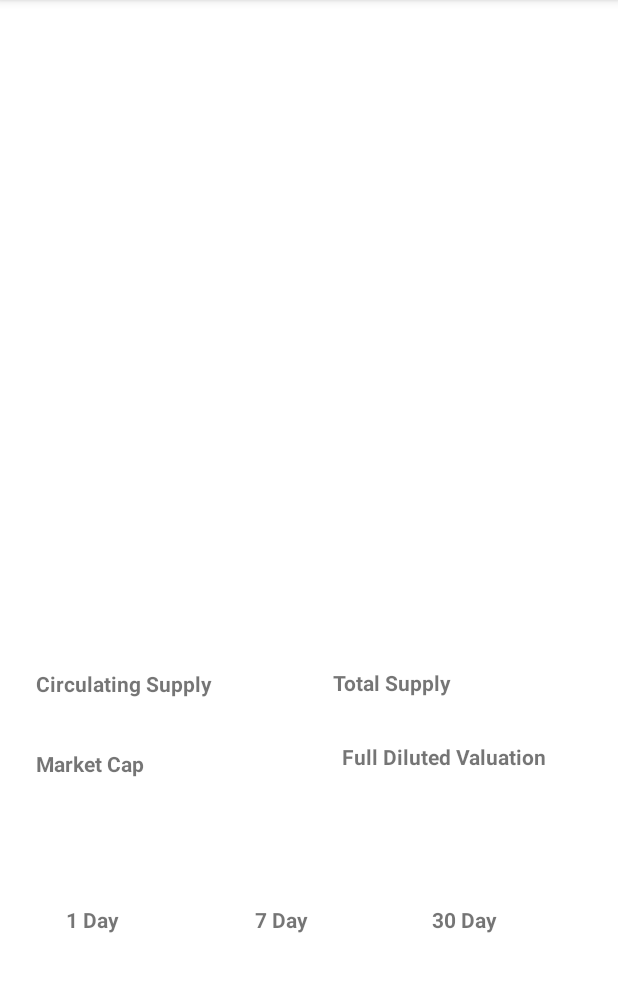
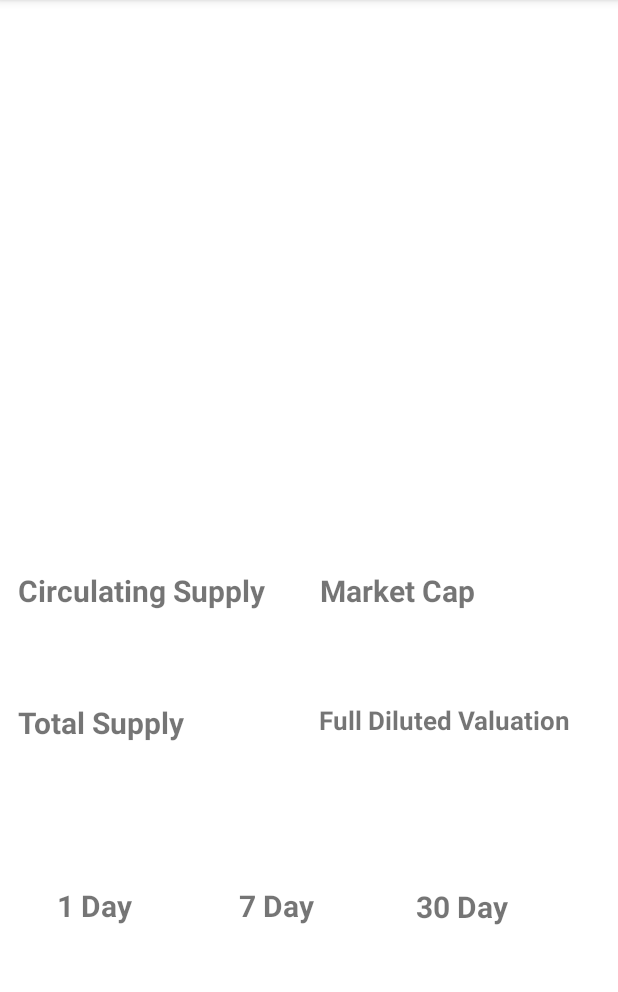
Before and after one commit to cglansford/CryptoAppFYP, an Android app: the CoinInfo screen opened directly, with no data from a screen before it, on a phone screen of 412 x 824 dp, the part 84-1076 px from its top. Run offline under Robolectric (Android 15) with nearby library versions, the phone set to English and light mode, and no system bars; our stand-ins replace Firebase (no records; nobody signed in at launch, a user with empty details on screens opened directly), Volley; network calls fail.

Commit message:
'progress'

```diff
--- a/app/src/main/AndroidManifest.xml
+++ b/app/src/main/AndroidManifest.xml
@@ -37,7 +37,8 @@
             android:exported="true"
             android:label="Where To Spend Your Crypto"></activity>
 
-        <activity android:name=".News" />
+        <activity android:name=".News"
+            android:exported="true"/>
 
         <activity android:exported="true"
             android:name="MainActivity"
@@ -50,6 +51,7 @@
         </activity>
 
         <activity android:name=".Register"
+            android:exported="true"
             android:label=""/>
         <activity
             android:name=".Login"
--- a/app/src/main/res/layout/activity_coin_info.xml
+++ b/app/src/main/res/layout/activity_coin_info.xml
@@ -8,69 +8,71 @@
 
     <TextView
         android:id="@+id/marketCap"
-        android:layout_width="124dp"
-        android:layout_height="19dp"
-        android:layout_marginStart="24dp"
+        android:layout_width="193dp"
+        android:layout_height="28dp"
         android:text="Market Cap"
+        android:textSize="20dp"
         android:textStyle="bold"
         app:layout_constraintBottom_toTopOf="@+id/marketCapHolder"
+        app:layout_constraintEnd_toEndOf="parent"
+        app:layout_constraintHorizontal_bias="0.977"
         app:layout_constraintStart_toStartOf="parent"
         app:layout_constraintTop_toTopOf="parent"
         app:layout_constraintVertical_bias="1.0" />
 
     <TextView
         android:id="@+id/marketCapHolder"
-        android:layout_width="153dp"
-        android:layout_height="25dp"
-        android:layout_marginStart="24dp"
+        android:layout_width="198dp"
+        android:layout_height="28dp"
 
-        android:layout_marginBottom="224dp"
+        android:layout_marginBottom="332dp"
         app:layout_constraintBottom_toBottomOf="parent"
+        app:layout_constraintEnd_toEndOf="parent"
+        app:layout_constraintHorizontal_bias="1.0"
         app:layout_constraintStart_toStartOf="parent" />
 
     <TextView
         android:id="@+id/dilutedVal"
-        android:layout_width="162dp"
-        android:layout_height="25dp"
-        android:layout_marginStart="80dp"
+        android:layout_width="193dp"
+        android:layout_height="28dp"
         android:text="Full Diluted Valuation"
+        android:textSize="17dp"
         android:textStyle="bold"
         app:layout_constraintBottom_toTopOf="@+id/dilutedValHolder"
         app:layout_constraintEnd_toEndOf="parent"
-        app:layout_constraintHorizontal_bias="0.0"
-        app:layout_constraintStart_toEndOf="@+id/marketCap"
+        app:layout_constraintHorizontal_bias="0.972"
+        app:layout_constraintStart_toStartOf="parent"
         app:layout_constraintTop_toTopOf="parent"
-        app:layout_constraintVertical_bias="0.995" />
+        app:layout_constraintVertical_bias="1.0" />
 
     <TextView
         android:id="@+id/dilutedValHolder"
-        android:layout_width="144dp"
-        android:layout_height="33dp"
-        android:layout_marginEnd="36dp"
-        android:layout_marginBottom="212dp"
+        android:layout_width="198dp"
+        android:layout_height="28dp"
+        android:layout_marginBottom="244dp"
         app:layout_constraintBottom_toBottomOf="parent"
         app:layout_constraintEnd_toEndOf="parent"
-        app:layout_constraintHorizontal_bias="0.944"
-        app:layout_constraintStart_toEndOf="@+id/marketCapHolder" />
+        app:layout_constraintHorizontal_bias="0.995"
+        app:layout_constraintStart_toStartOf="parent" />
 
     <TextView
         android:id="@+id/totalSupplyHolder"
-        android:layout_width="105dp"
-        android:layout_height="19dp"
-        android:layout_marginStart="72dp"
+        android:layout_width="198dp"
+        android:layout_height="28dp"
 
-        android:layout_marginBottom="284dp"
+        android:layout_marginBottom="244dp"
         app:layout_constraintBottom_toBottomOf="parent"
         app:layout_constraintEnd_toEndOf="parent"
-        app:layout_constraintHorizontal_bias="0.0"
-        app:layout_constraintStart_toEndOf="@+id/circulatingSupplyHolder" />
+        app:layout_constraintHorizontal_bias="0.055"
+        app:layout_constraintStart_toStartOf="parent" />
 
     <TextView
         android:id="@+id/circulatingSupply"
-        android:layout_width="126dp"
-        android:layout_height="19dp"
-        android:layout_marginStart="24dp"
+        android:layout_width="193dp"
+        android:layout_height="28dp"
+        android:layout_marginStart="12dp"
         android:text="Circulating Supply"
+        android:textSize="20dp"
         android:textStyle="bold"
         app:layout_constraintBottom_toTopOf="@+id/circulatingSupplyHolder"
         app:layout_constraintStart_toStartOf="parent"
@@ -79,26 +81,25 @@
 
     <TextView
         android:id="@+id/circulatingSupplyHolder"
-        android:layout_width="126dp"
-        android:layout_height="18dp"
-        android:layout_marginStart="24dp"
+        android:layout_width="198dp"
+        android:layout_height="28dp"
+        android:layout_marginStart="12dp"
 
-        android:layout_marginBottom="16dp"
-        app:layout_constraintBottom_toTopOf="@+id/marketCap"
+        android:layout_marginBottom="332dp"
+        app:layout_constraintBottom_toBottomOf="parent"
         app:layout_constraintStart_toStartOf="parent" />
 
     <TextView
         android:id="@+id/totalSupply"
-        android:layout_width="105dp"
-        android:layout_height="19dp"
-        android:layout_marginStart="72dp"
-        android:layout_marginTop="80dp"
+        android:layout_width="193dp"
+        android:layout_height="28dp"
         android:text="Total Supply"
         android:textStyle="bold"
+        android:textSize="20dp"
         app:layout_constraintBottom_toTopOf="@+id/totalSupplyHolder"
-        app:layout_constraintStart_toEndOf="@+id/circulatingSupply"
-        app:layout_constraintTop_toBottomOf="@+id/idBigPriceChange"
-        app:layout_constraintVertical_bias="1.0" />
+        app:layout_constraintEnd_toEndOf="parent"
+        app:layout_constraintHorizontal_bias="0.055"
+        app:layout_constraintStart_toStartOf="parent" />
 
     <TextView
         android:id="@+id/idBigName"
@@ -114,105 +115,128 @@
 
     <TextView
         android:id="@+id/idBigPriceChange"
-        android:layout_width="94dp"
-        android:layout_height="57dp"
+        android:layout_width="113dp"
+        android:layout_height="41dp"
         android:layout_marginTop="26dp"
-        android:layout_marginEnd="72dp"
-        android:textSize="20dp"
+        android:layout_marginEnd="4dp"
+        android:textAlignment="center"
+        android:textSize="25dp"
         android:textStyle="bold"
+        android:textColor="#008000"
         app:layout_constraintBottom_toBottomOf="parent"
         app:layout_constraintEnd_toEndOf="parent"
         app:layout_constraintTop_toBottomOf="@+id/idBigName"
-        app:layout_constraintVertical_bias="0.033" />
+        app:layout_constraintVertical_bias="0.054" />
 
     <TextView
         android:id="@+id/idBigTKR"
-        android:layout_width="81dp"
-        android:layout_height="74dp"
+        android:layout_width="77dp"
+        android:layout_height="91dp"
         android:layout_marginStart="4dp"
-        android:layout_marginTop="76dp"
+        android:layout_marginTop="40dp"
         android:textSize="20dp"
         android:textStyle="bold"
         app:layout_constraintEnd_toEndOf="parent"
-        app:layout_constraintHorizontal_bias="1.0"
+        app:layout_constraintHorizontal_bias="0.0"
         app:layout_constraintStart_toEndOf="@+id/idBigName"
         app:layout_constraintTop_toTopOf="parent" />
 
     <TextView
         android:id="@+id/idBigPrice"
-        android:layout_width="193dp"
-        android:layout_height="80dp"
+        android:layout_width="283dp"
+        android:layout_height="75dp"
         android:layout_marginStart="4dp"
         android:layout_marginTop="4dp"
         android:textSize="35dp"
         android:textStyle="bold"
         app:layout_constraintBottom_toTopOf="@+id/circulatingSupply"
         app:layout_constraintEnd_toStartOf="@+id/idBigPriceChange"
-        app:layout_constraintHorizontal_bias="0.0"
+        app:layout_constraintHorizontal_bias="1.0"
         app:layout_constraintStart_toStartOf="parent"
         app:layout_constraintTop_toBottomOf="@+id/idBigName"
-        app:layout_constraintVertical_bias="0.202" />
+        app:layout_constraintVertical_bias="0.325" />
 
     <TextView
         android:id="@+id/day1"
-        android:layout_width="78dp"
-        android:layout_height="39dp"
-        android:layout_marginStart="44dp"
+        android:layout_width="93dp"
+        android:layout_height="48dp"
+        android:layout_marginStart="16dp"
         android:layout_marginBottom="4dp"
         android:text="1 Day"
+        android:textSize="20dp"
+        android:textAlignment="center"
         android:textStyle="bold"
         app:layout_constraintBottom_toTopOf="@+id/day1Holder"
-        app:layout_constraintStart_toStartOf="parent" />
+        app:layout_constraintStart_toStartOf="parent"
+        app:layout_constraintTop_toTopOf="parent"
+        app:layout_constraintVertical_bias="0.992" />
 
     <TextView
         android:id="@+id/day7"
-        android:layout_width="90dp"
-        android:layout_height="37dp"
-        android:layout_marginStart="48dp"
+        android:layout_width="93dp"
+        android:layout_height="48dp"
+        android:layout_marginStart="28dp"
         android:layout_marginBottom="4dp"
         android:text="7 Day"
+        android:textAlignment="center"
+        android:textSize="20dp"
         android:textStyle="bold"
         app:layout_constraintBottom_toTopOf="@+id/day7Holder"
-        app:layout_constraintStart_toEndOf="@+id/day1" />
+        app:layout_constraintStart_toEndOf="@+id/day1"
+        app:layout_constraintTop_toTopOf="parent"
+        app:layout_constraintVertical_bias="0.992" />
 
     <TextView
         android:id="@+id/day1Holder"
         android:layout_width="98dp"
         android:layout_height="29dp"
-        android:layout_marginStart="44dp"
+        android:layout_marginStart="16dp"
         android:layout_marginBottom="92dp"
-
+        android:textSize="18dp"
+        android:textColor="#008000"
+        android:textAlignment="center"
         app:layout_constraintBottom_toBottomOf="parent"
         app:layout_constraintStart_toStartOf="parent" />
 
     <TextView
         android:id="@+id/day7Holder"
-        android:layout_width="97dp"
-        android:layout_height="35dp"
-        android:layout_marginStart="28dp"
-        android:layout_marginBottom="88dp"
-
+        android:layout_width="98dp"
+        android:layout_height="29dp"
+        android:layout_marginStart="24dp"
+        android:layout_marginBottom="92dp"
+        android:textAlignment="center"
+        android:textSize="18dp"
+        android:textColor="#008000"
         app:layout_constraintBottom_toBottomOf="parent"
         app:layout_constraintStart_toEndOf="@+id/day1Holder" />
 
     <TextView
         android:id="@+id/day30"
-        android:layout_width="102dp"
-        android:layout_height="35dp"
-        android:layout_marginStart="28dp"
+        android:layout_width="93dp"
+        android:layout_height="48dp"
+        android:layout_marginEnd="44dp"
         android:layout_marginBottom="8dp"
         android:text="30 Day"
+        android:textAlignment="center"
+
+        android:textSize="20dp"
         android:textStyle="bold"
         app:layout_constraintBottom_toTopOf="@+id/day30Holder"
-        app:layout_constraintStart_toEndOf="@+id/day7" />
+        app:layout_constraintEnd_toEndOf="parent"
+        app:layout_constraintHorizontal_bias="0.681"
+        app:layout_constraintStart_toEndOf="@+id/day7"
+        app:layout_constraintTop_toTopOf="parent"
+        app:layout_constraintVertical_bias="1.0" />
 
     <TextView
         android:id="@+id/day30Holder"
-        android:layout_width="110dp"
-        android:layout_height="37dp"
-        android:layout_marginStart="20dp"
-        android:layout_marginBottom="84dp"
-
+        android:layout_width="98dp"
+        android:layout_height="29dp"
+        android:layout_marginStart="24dp"
+        android:layout_marginBottom="92dp"
+        android:textAlignment="center"
+        android:textSize="18dp"
+        android:textColor="#008000"
         app:layout_constraintBottom_toBottomOf="parent"
         app:layout_constraintStart_toEndOf="@+id/day7Holder" />
 
--- a/app/src/main/res/layout/currency_rv_item.xml
+++ b/app/src/main/res/layout/currency_rv_item.xml
@@ -65,6 +65,7 @@
             android:layout_alignParentTop="true"
             android:layout_marginTop="0dp"
             android:background="@null"
+            android:tag="starOutline"
             app:srcCompat="@drawable/ic_star_outline" />
 
     </RelativeLayout>
```
Also changed, not shown: app/src/main/java/com/example/cryptoapp/CoinInfo.java (+24 -7 lines), app/src/main/java/com/example/cryptoapp/CurrencyRVAdapter.java (+11 -2 lines), app/src/main/java/com/example/cryptoapp/Home.java (+14 -0 lines), app/src/main/java/com/example/cryptoapp/MainActivity.java (+23 -34 lines), app/src/main/java/com/example/cryptoapp/Portfolio.java (+2 -23 lines), app/src/main/java/com/example/cryptoapp/PortfolioEditor.java (+20 -1 lines), app/src/main/java/com/example/cryptoapp/Register.java (+7 -0 lines).
